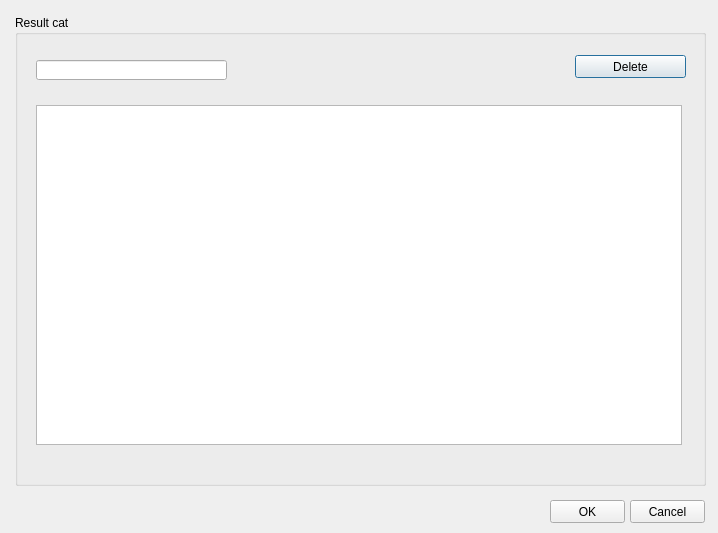
Old version of the form ui/plan_estimate_result_manager.ui in the repository Giswater/giswater_qgis_plugin.
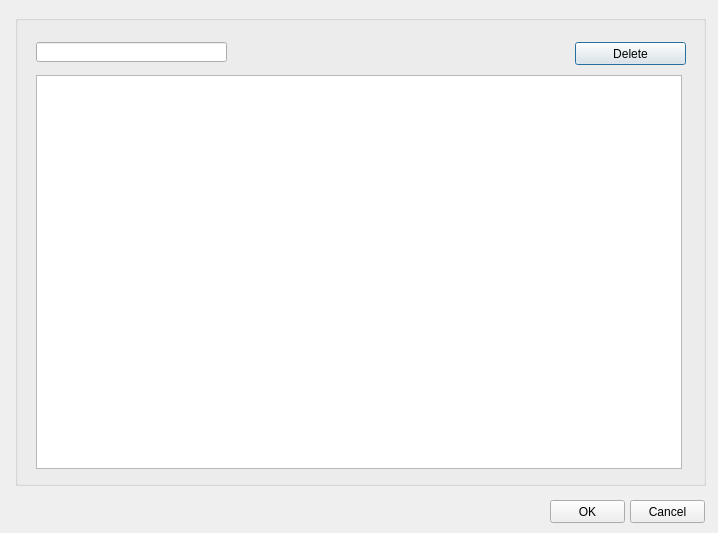
New version of the form.

Diff of the .ui file:
```diff
--- a/ui/plan_estimate_result_manager.ui
+++ b/ui/plan_estimate_result_manager.ui
@@ -23,13 +23,13 @@
     </rect>
    </property>
    <property name="title">
-    <string>Result cat</string>
+    <string/>
    </property>
    <widget class="QPushButton" name="btn_delete">
     <property name="geometry">
      <rect>
       <x>560</x>
-      <y>40</y>
+      <y>27</y>
       <width>111</width>
       <height>23</height>
      </rect>
@@ -42,7 +42,7 @@
     <property name="geometry">
      <rect>
       <x>21</x>
-      <y>45</y>
+      <y>27</y>
       <width>191</width>
       <height>20</height>
      </rect>
@@ -52,9 +52,9 @@
     <property name="geometry">
      <rect>
       <x>21</x>
-      <y>90</y>
+      <y>60</y>
       <width>646</width>
-      <height>340</height>
+      <height>394</height>
      </rect>
     </property>
     <property name="sortingEnabled">
```
Left out of the diff: 6 changed lines with no effect on the pictures.
